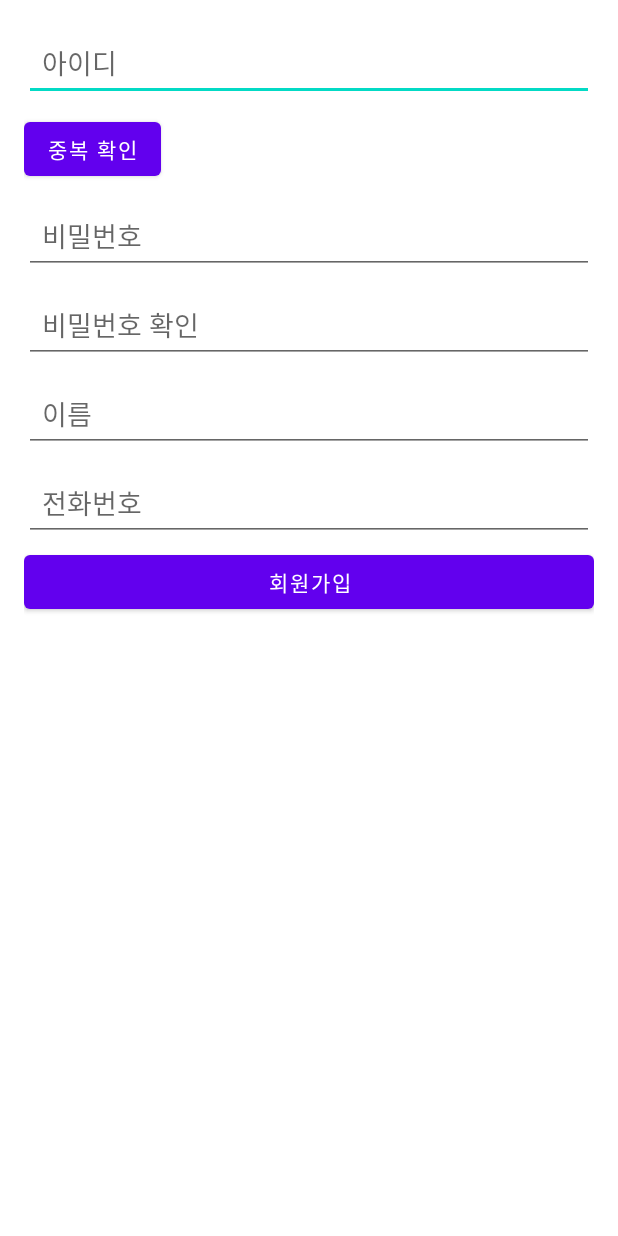
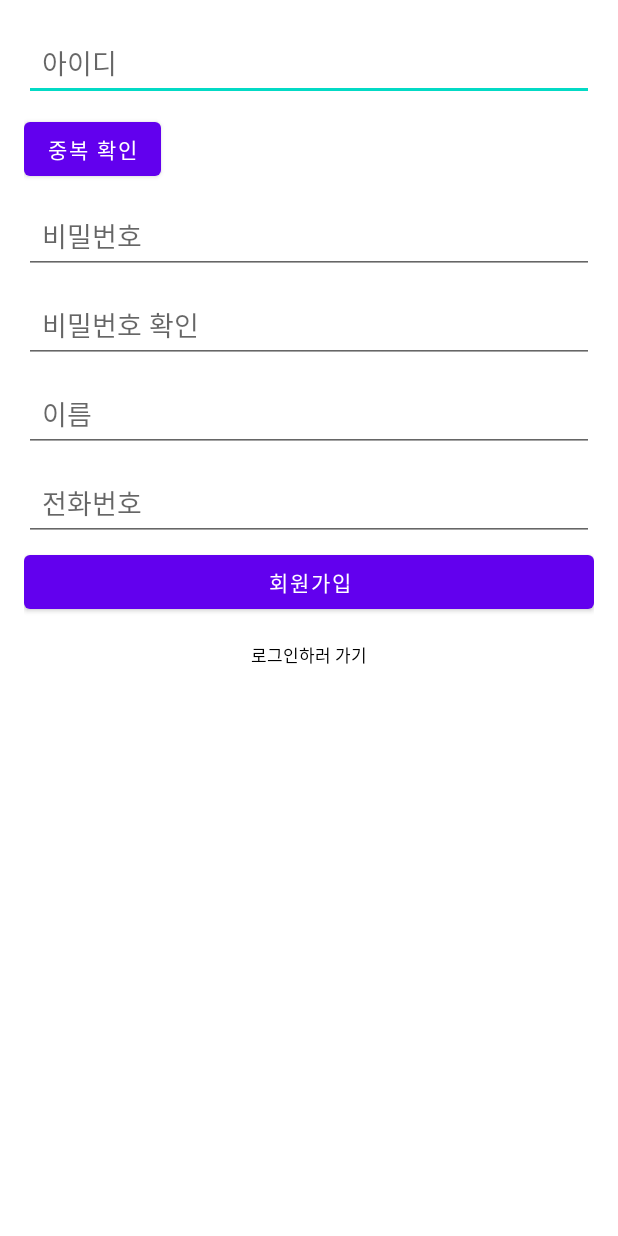
Before and after one commit to WakeMeUpPlz/Haam, an Android app: the SignupActivity screen opened directly, with no data from a screen before it, on a phone screen of 412 x 824 dp. Run offline under Robolectric (Android 15) with nearby library versions, the phone set to English and light mode, and no system bars.

Commit message:
로그인 화면 먼저 뜨도록 수정

```diff
--- a/app/src/main/AndroidManifest.xml
+++ b/app/src/main/AndroidManifest.xml
@@ -50,15 +50,14 @@
         <activity
             android:name=".MainActivity"
             android:exported="true">
-            <intent-filter>
-                <action android:name="android.intent.action.MAIN" />
-
-                <category android:name="android.intent.category.LAUNCHER" />
-            </intent-filter>
         </activity>
         <activity
             android:name=".auth.LoginActivity"
             android:exported="true">
+            <intent-filter>
+                <action android:name="android.intent.action.MAIN" />
+                <category android:name="android.intent.category.LAUNCHER" />
+            </intent-filter>
             <meta-data
                 android:name="android.app.lib_name"
                 android:value="" />
--- a/app/src/main/java/com/haam/auth/SignupActivity.java
+++ b/app/src/main/java/com/haam/auth/SignupActivity.java
@@ -48,6 +48,8 @@ public class SignupActivity extends AppCompatActivity {
         buttonSignup = findViewById(R.id.buttonSignup);
 
         textViewPasswordMismatch = findViewById(R.id.textViewPasswordMismatch);
+
+        TextView textViewLogin = findViewById(R.id.buttonLogin);
 
         // 아이디 중복 확인 버튼 클릭 시
         buttonCheckUsername.setOnClickListener(new View.OnClickListener() {
@@ -112,6 +114,15 @@ public class SignupActivity extends AppCompatActivity {
                 startActivity(new Intent(SignupActivity.this, LoginActivity.class));
             }
         });
+
+        // TextView for "로그인 하기"
+        textViewLogin.setOnClickListener(new View.OnClickListener() {
+            @Override
+            public void onClick(View v) {
+                // Start the LoginActivity when "로그인 하기" is clicked
+                startActivity(new Intent(SignupActivity.this, LoginActivity.class));
+            }
+        });
     }
 
     // 아이디 중복 확인 메서드
@@ -142,4 +153,5 @@ public class SignupActivity extends AppCompatActivity {
         Toast.makeText(this, message, Toast.LENGTH_SHORT).show();
     }
 
+
 }
--- a/app/src/main/res/layout/activity_signup.xml
+++ b/app/src/main/res/layout/activity_signup.xml
@@ -84,4 +84,15 @@
         android:layout_marginTop="3dp"
         android:text="회원가입"/>
 
+    <TextView
+        android:id="@+id/buttonLogin"
+        android:layout_width="wrap_content"
+        android:layout_height="33dp"
+        android:layout_below="@id/buttonSignup"
+        android:layout_centerHorizontal="true"
+        android:layout_marginTop="16dp"
+        android:text="로그인하러 가기"
+        android:textColor="@android:color/black"
+        android:textSize="5pt" />
+
 </RelativeLayout>
```
